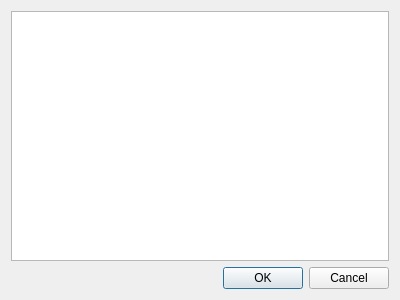
Old version of the form interfacesdialog.ui in the repository j4ckstraw/mSniffer.
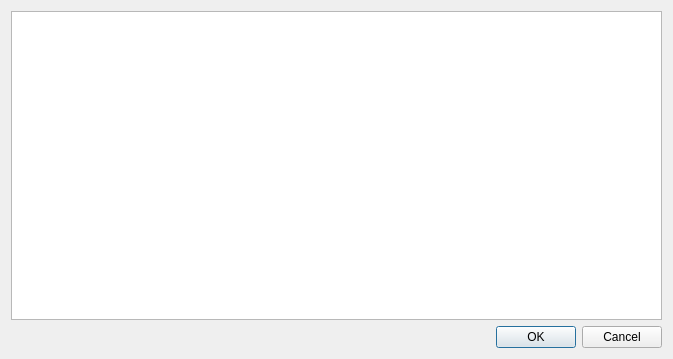
New version of the form.

Commit message: Connect Refresh Interface to interfaceDialog.

The edit to the form file:
```diff
--- a/interfacesdialog.ui
+++ b/interfacesdialog.ui
@@ -6,8 +6,8 @@
    <rect>
     <x>0</x>
     <y>0</y>
-    <width>400</width>
-    <height>300</height>
+    <width>673</width>
+    <height>359</height>
    </rect>
   </property>
   <property name="windowTitle">
```
The commit also changes 3 other files.
